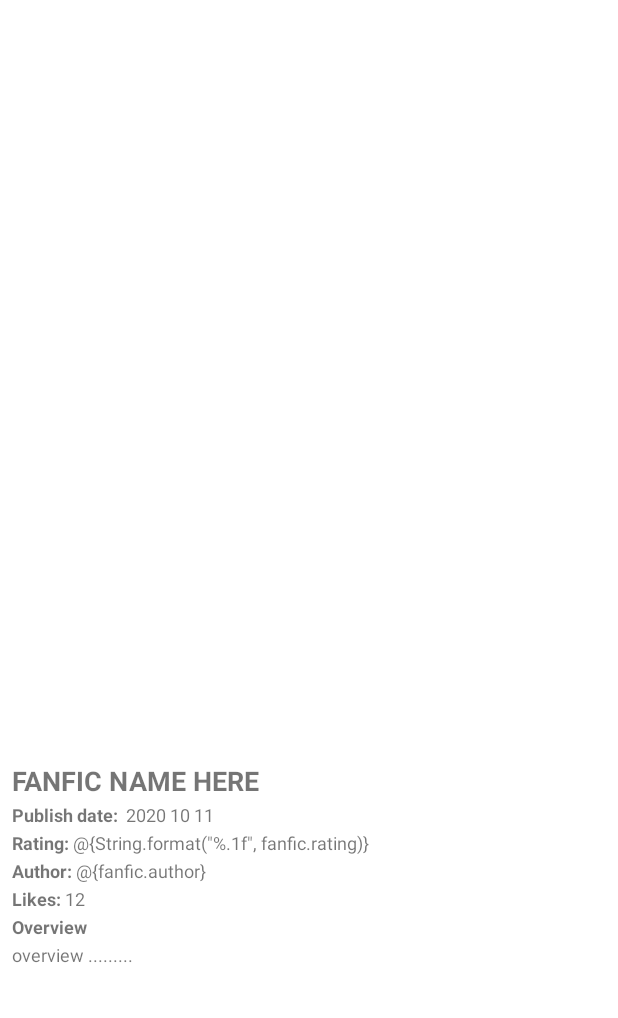
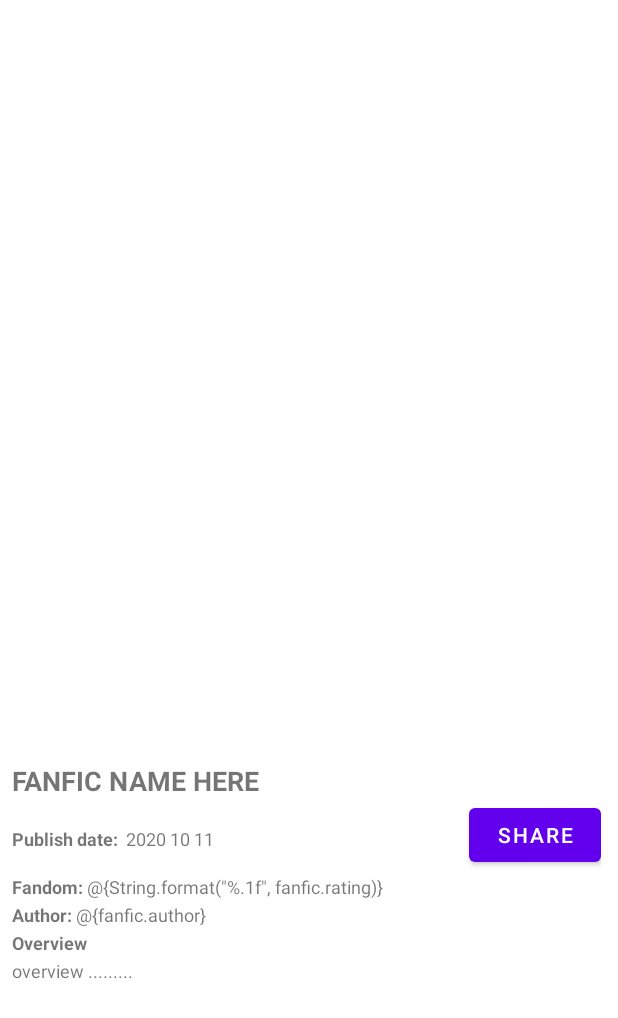
Before and after one commit to PfcRico/FanficApp, an Android app: the layout activity_single_fanfic.xml on its own in the app's theme, with its tools: preview values and no code run, on a phone screen of 412 x 824 dp. Shown: the top 1018 px of the screen. Run offline under Robolectric (Android 15) with nearby library versions, the phone set to English and light mode, and no system bars; network calls fail.

```diff
--- a/app/src/main/res/layout/activity_single_fanfic.xml
+++ b/app/src/main/res/layout/activity_single_fanfic.xml
@@ -63,11 +63,9 @@
                             android:textStyle="bold" />
 
 
-
-
                         <LinearLayout
-                            android:layout_width="match_parent"
-                            android:layout_height="match_parent"
+                            android:layout_width="wrap_content"
+                            android:layout_height="wrap_content"
                             android:orientation="horizontal">
 
                             <TextView
@@ -85,6 +83,15 @@
                                 android:layout_marginTop="2dp"
                                 android:text=" 2020 10 11"
                                 android:textSize="12sp" />
+
+                            <Button
+                                android:id="@+id/shareButton"
+                                android:layout_width="wrap_content"
+                                android:layout_height="wrap_content"
+                                android:layout_marginLeft="170dp"
+                                android:text="SHARE"
+                                />
+
                         </LinearLayout>
 
                         <LinearLayout
@@ -96,12 +103,12 @@
                                 android:layout_width="wrap_content"
                                 android:layout_height="wrap_content"
                                 android:layout_marginTop="2dp"
-                                android:text="Rating: "
+                                android:text="Fandom: "
                                 android:textSize="12sp"
                                 android:textStyle="bold" />
 
                             <TextView
-                                android:id="@+id/fanfic_rating"
+                                android:id="@+id/fanfic_fandom"
                                 android:layout_width="wrap_content"
                                 android:layout_height="wrap_content"
                                 android:layout_marginTop="2dp"
@@ -135,22 +142,6 @@
                             android:layout_width="match_parent"
                             android:layout_height="match_parent"
                             android:orientation="horizontal">
-
-                            <TextView
-                                android:layout_width="wrap_content"
-                                android:layout_height="wrap_content"
-                                android:layout_marginTop="2dp"
-                                android:text="Likes: "
-                                android:textSize="12sp"
-                                android:textStyle="bold" />
-
-                            <TextView
-                                android:id="@+id/fanfic_likes"
-                                android:layout_width="wrap_content"
-                                android:layout_height="wrap_content"
-                                android:layout_marginTop="2dp"
-                                android:text="12"
-                                android:textSize="12sp" />
                         </LinearLayout>
 
                         <LinearLayout
```
